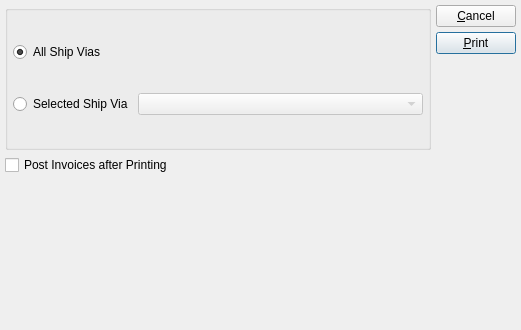
First picture: the form in xtuple/trunk/guiclient/printInvoices.ui, repository WooodHead/xtuple, before the edit.
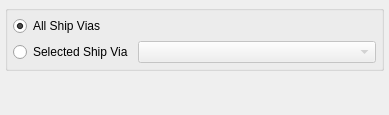
Second picture: the form after the edit. Custom widgets are drawn as their Qt base class.

Commit message: issue #14285 - further spread the use of printMulticopyDocument, enhancing it to handle multiple documents (e.g. printInvoices vs just printInvoice -- singular).

The edit to the form file:
```diff
--- a/xtuple/trunk/guiclient/printInvoices.ui
+++ b/xtuple/trunk/guiclient/printInvoices.ui
@@ -8,21 +8,19 @@
 is available at www.xtuple.com/CPAL.  By using this software, you agree
 to be bound by its terms.</comment>
  <class>printInvoices</class>
- <widget class="QDialog" name="printInvoices">
+ <widget class="QWidget" name="printInvoices">
   <property name="geometry">
    <rect>
     <x>0</x>
     <y>0</y>
-    <width>521</width>
-    <height>330</height>
+    <width>389</width>
+    <height>115</height>
    </rect>
   </property>
   <property name="windowTitle">
    <string>Print Invoices</string>
   </property>
-  <layout class="QHBoxLayout" name="_printInvoicesLyt">
-   <item>
-    <layout class="QVBoxLayout" name="_widgetLyt">
+  <layout class="QVBoxLayout" name="verticalLayout">
      <item>
       <widget class="QGroupBox" name="_shipviaGroup">
        <property name="title">
@@ -66,73 +64,6 @@
       </widget>
      </item>
      <item>
-      <layout class="QHBoxLayout" name="_postLyt">
-       <item>
-        <widget class="XCheckBox" name="_post">
-         <property name="text">
-          <string>Post Invoices after Printing</string>
-         </property>
-        </widget>
-       </item>
-       <item>
-        <spacer>
-         <property name="orientation">
-          <enum>Qt::Horizontal</enum>
-         </property>
-         <property name="sizeType">
-          <enum>QSizePolicy::Expanding</enum>
-         </property>
-         <property name="sizeHint" stdset="0">
-          <size>
-           <width>100</width>
-           <height>20</height>
-          </size>
-         </property>
-        </spacer>
-       </item>
-      </layout>
-     </item>
-     <item>
-      <widget class="XDocCopySetter" name="_invoiceCopies">
-       <property name="labelText">
-        <string>Invoice Copies</string>
-       </property>
-       <property name="numCopiesMetric">
-        <string>InvoiceCopies</string>
-       </property>
-       <property name="showPriceMetric">
-        <string>InvoiceWatermark</string>
-       </property>
-       <property name="watermarkMetric">
-        <string>InvoiceShowPrices</string>
-       </property>
-      </widget>
-     </item>
-    </layout>
-   </item>
-   <item>
-    <layout class="QVBoxLayout" name="_buttonLyt">
-     <item>
-      <widget class="QPushButton" name="_close">
-       <property name="text">
-        <string>&amp;Cancel</string>
-       </property>
-      </widget>
-     </item>
-     <item>
-      <widget class="QPushButton" name="_print">
-       <property name="text">
-        <string>&amp;Print</string>
-       </property>
-       <property name="autoDefault">
-        <bool>true</bool>
-       </property>
-       <property name="default">
-        <bool>true</bool>
-       </property>
-      </widget>
-     </item>
-     <item>
       <spacer>
        <property name="orientation">
         <enum>Qt::Vertical</enum>
@@ -149,26 +80,14 @@
       </spacer>
      </item>
     </layout>
-   </item>
-  </layout>
  </widget>
  <layoutdefault spacing="5" margin="5"/>
  <customwidgets>
-  <customwidget>
-   <class>XCheckBox</class>
-   <extends>QCheckBox</extends>
-   <header>xcheckbox.h</header>
-  </customwidget>
   <customwidget>
    <class>XComboBox</class>
    <extends>QComboBox</extends>
    <header>xcombobox.h</header>
   </customwidget>
-  <customwidget>
-   <class>XDocCopySetter</class>
-   <extends>QWidget</extends>
-   <header>xdoccopysetter.h</header>
-  </customwidget>
  </customwidgets>
  <resources/>
  <connections>
```
Left out of the diff: 16 changed lines with no effect on the pictures. Lines whose indentation alone changed are shown as unchanged. The commit also changes 18 other files.
